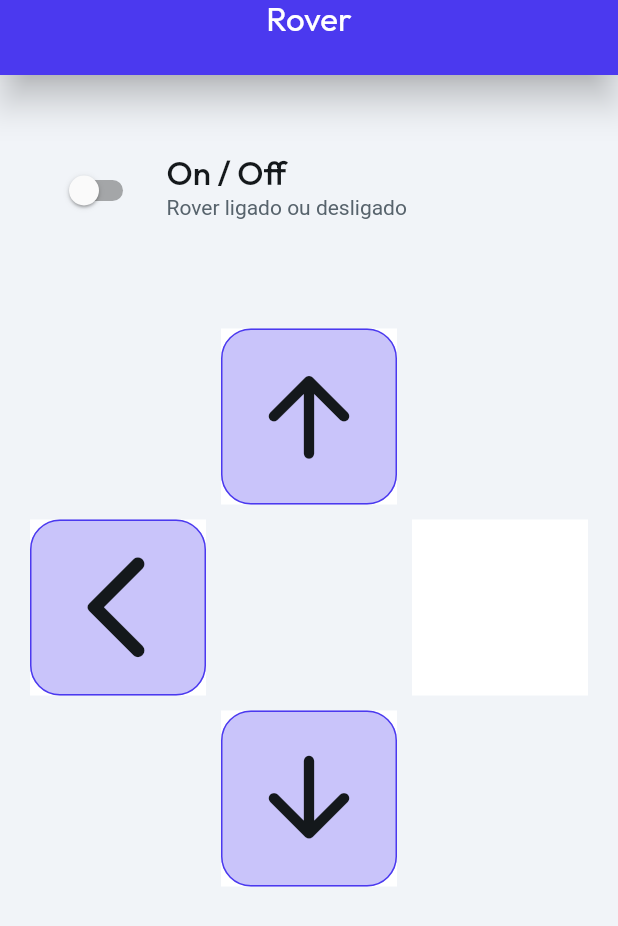
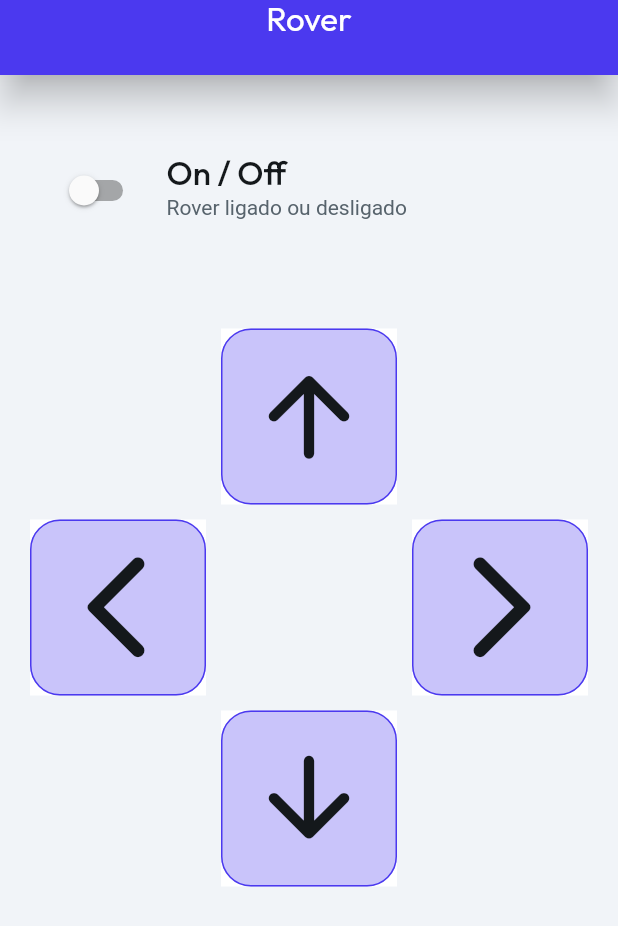
Before and after one commit to ArthurLanna36/rover, a Flutter app: the screen it shows after launch, on a phone screen of 412 x 824 dp. Shown: the top 926 px of the screen. Run offline on Flutter 3.47's test engine with Material 2 defaults, Android fonts, the light colour scheme and no system bars; our stand-ins replace auto_size_text, font_awesome_flutter, from_css_color, go_router, google_fonts, page_transition and 2 more; missing offline and left inert: json_path; Roboto replaces fonts that are missing (Readex Pro).

Commit message:
Test: creating again the right button

```diff
--- a/lib/pages/home_page/home_page_widget.dart
+++ b/lib/pages/home_page/home_page_widget.dart
@@ -197,6 +197,21 @@
                             color: FlutterFlowTheme.of(context)
                                 .secondaryBackground,
                           ),
+                          child: FlutterFlowIconButton(
+                            borderColor: FlutterFlowTheme.of(context).primary,
+                            borderRadius: 20.0,
+                            borderWidth: 1.0,
+                            buttonSize: 40.0,
+                            fillColor: FlutterFlowTheme.of(context).accent1,
+                            icon: Icon(
+                              Icons.arrow_forward_ios_rounded,
+                              color: FlutterFlowTheme.of(context).primaryText,
+                              size: 85.0,
+                            ),
+                            onPressed: () {
+                              print('IconButton pressed ...');
+                            },
+                          ),
                         ),
                         Opacity(
                           opacity: 0.0,
```
